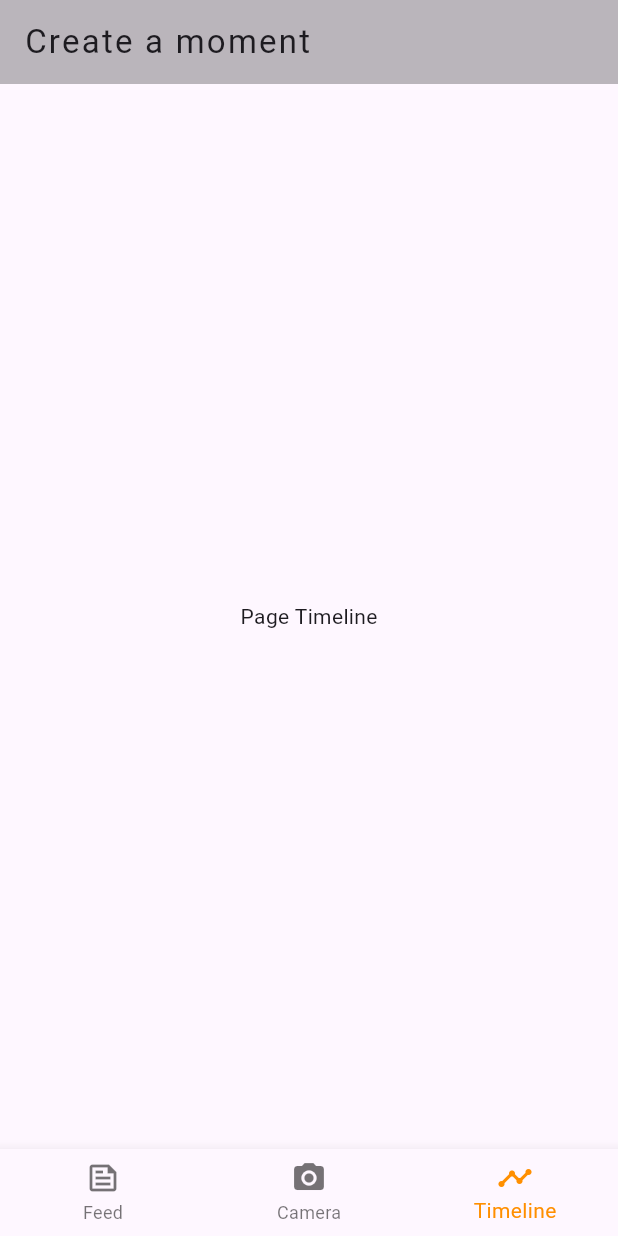
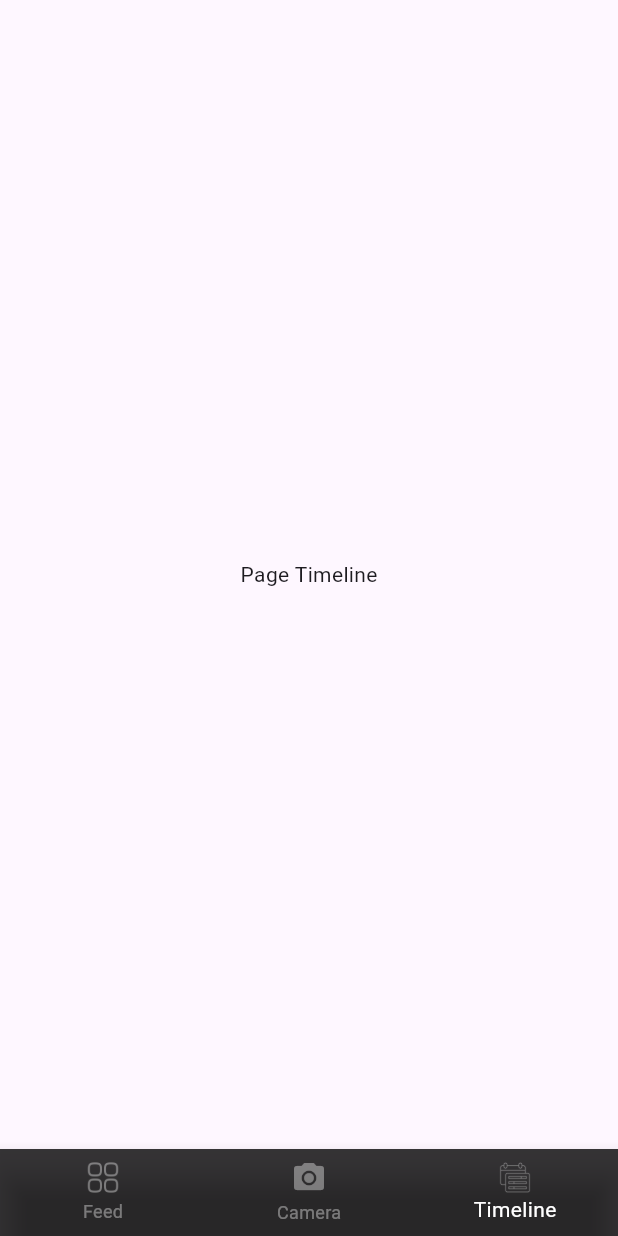
Before and after one commit to JakariaKhan-CSE/Media-Player-App, a Flutter app: the screen it shows after launch, item 3 of the bottom bar chosen, on a phone screen of 412 x 824 dp. Run offline on Flutter 3.47's test engine with Material 3 defaults, Android fonts, the phone set to English and light mode, and no system bars; our stand-ins replace audioplayers, camera, image_picker, video_player; missing offline and left inert: record.

Commit message:
redesign and also use another icon.

```diff
--- a/lib/camera_screen.dart
+++ b/lib/camera_screen.dart
@@ -16,7 +16,7 @@ class CameraScreen extends StatefulWidget {
 
 class _CameraScreenState extends State<CameraScreen> {
   // late CameraController _controller;
-  late Future<void> _initializeControllerFuture;
+  Future<void>? _initializeControllerFuture;
   bool _isRecording = false;
   int _selectedIndex = 1;
   CameraController? _cameraController;
@@ -133,7 +133,8 @@ class _CameraScreenState extends State<CameraScreen> {
 
   @override
   Widget build(BuildContext context) {
-    print('Building widget. _isRecording: $_isRecording, _recordingDuration: $_recordingDuration');
+    print(
+        'Building widget. _isRecording: $_isRecording, _recordingDuration: $_recordingDuration');
     final height = MediaQuery.of(context).size.height;
 
 // this is required if i not use futurebuilder
@@ -142,28 +143,6 @@ class _CameraScreenState extends State<CameraScreen> {
     // }
     // futurebuilder is very important otherwise get screen hold error
     return Scaffold(
-      appBar: AppBar(
-        title: Text(
-          'Create a moment',
-          style: TextStyle(letterSpacing: 1.5),
-        ),
-        backgroundColor: Color(0x44000000),
-        elevation: 0,
-        actions: [
-          if(_isRecording)
-            Padding(
-              padding: const EdgeInsets.only(right: 5),
-              child: Text(
-                '$_recordingDuration seconds',
-                style: TextStyle(
-                  fontSize: 20,
-                  color: Colors.red,
-                  fontWeight: FontWeight.bold,
-                ),
-              ),
-            ),
-        ],
-      ),
       body: _selectedIndex == 1
           ? FutureBuilder(
               future: _initializeControllerFuture,
@@ -171,26 +150,8 @@ class _CameraScreenState extends State<CameraScreen> {
                 if (snapshot.connectionState == ConnectionState.done) {
                   // return SizedBox(height: height, child: CameraPreview(_controller));
                   return Stack(
+                    alignment: Alignment.center,
                     children: [
-                      // Timer Text (Positioned at the top center)
-                      // this code not work
-                      // if (_isRecording)
-                      //   Positioned(
-                      //     top: 30, // Adjust this value to position the timer
-                      //     left: 0,
-                      //     right: 0,
-                      //     child: Center(
-                      //       child: Text(
-                      //         '$_recordingDuration seconds',
-                      //         style: TextStyle(
-                      //           fontSize: 20,
-                      //           color: Colors.red,
-                      //           fontWeight: FontWeight.bold,
-                      //         ),
-                      //       ),
-                      //     ),
-                      //   ),
-
                       SizedBox(
                           height: height,
                           child: CameraPreview(_cameraController!)),
@@ -201,7 +162,11 @@ class _CameraScreenState extends State<CameraScreen> {
                         child: Column(
                           children: [
                             IconButton(
-                              icon: Icon(Icons.mic),
+                              icon: Icon(
+                                Icons.mic,
+                                color: Colors.white,
+                                size: 30,
+                              ),
                               onPressed: () {
                                 Navigator.of(context).push(MaterialPageRoute(
                                   builder: (context) => AudioRecorderPage(),
@@ -209,13 +174,22 @@ class _CameraScreenState extends State<CameraScreen> {
                               },
                             ),
                             Row(
-                              mainAxisAlignment: MainAxisAlignment.spaceEvenly,
+                              mainAxisAlignment: MainAxisAlignment.center,
                               children: [
                                 IconButton(
-                                  icon: Icon(Icons.photo_library),
+                                  // icon: Icon(Icons.photo_library),
+                                  icon: Image.asset(
+                                    'Assets/icon/gallery.png',
+                                    color: Colors.white,
+                                    height: 25,
+                                    width: 25,
+                                  ),
                                   onPressed: () {
                                     _pickImageFromGallery(context);
                                   },
+                                ),
+                                SizedBox(
+                                  width: 15,
                                 ),
                                 GestureDetector(
                                   onTap: () {
@@ -229,7 +203,6 @@ class _CameraScreenState extends State<CameraScreen> {
                                   //   ));
                                   // },
                                   onLongPressStart: (details) async {
-
                                     try {
                                       await _initializeControllerFuture;
                                       if (!mounted) {
@@ -249,7 +222,6 @@ class _CameraScreenState extends State<CameraScreen> {
                                     } catch (e) {}
                                   },
                                   onLongPressEnd: (details) async {
-
                                     try {
                                       final video = await _cameraController!
                                           .stopVideoRecording();
@@ -280,8 +252,17 @@ class _CameraScreenState extends State<CameraScreen> {
                                     ),
                                   ),
                                 ),
+                                SizedBox(
+                                  width: 15,
+                                ),
                                 IconButton(
-                                  icon: Icon(Icons.switch_camera),
+                                  // icon: Icon(Icons.switch_camera),
+                                  icon: Image.asset(
+                                    'Assets/icon/camera exchange.png',
+                                    color: Colors.white,
+                                    height: 28,
+                                    width: 28,
+                                  ),
                                   onPressed: _switchCamera,
                                 ),
                               ],
@@ -289,6 +270,33 @@ class _CameraScreenState extends State<CameraScreen> {
                           ],
                         ),
                       ),
+                      Positioned(
+                        top: 30,
+                        left: 90,
+                        child: Text(
+                          'Capture a moment',
+                          style: TextStyle(
+                              fontSize: 22,
+                              color: Colors.white,
+                              fontWeight: FontWeight.w700),
+                        ),
+                      ),
+                      // Timer Text (Positioned at the top center)
+                      // this code not work
+                      if (_isRecording)
+                        Positioned(
+                          top: 45, // Adjust this value to position the timer
+
+                          right: 10,
+                          child: Text(
+                            '$_recordingDuration seconds',
+                            style: TextStyle(
+                              fontSize: 15,
+                              color: Colors.pink,
+                              fontWeight: FontWeight.w500,
+                            ),
+                          ),
+                        ),
                     ],
                   );
                 } else {
@@ -300,9 +308,11 @@ class _CameraScreenState extends State<CameraScreen> {
               child: Text('Page ${_selectedIndex == 0 ? 'Feed' : 'Timeline'}'),
             ),
       bottomNavigationBar: BottomNavigationBar(
-        items: const <BottomNavigationBarItem>[
+        items: <BottomNavigationBarItem>[
           BottomNavigationBarItem(
-            icon: Icon(Icons.feed_outlined),
+            // icon: Icon(Icons.feed_outlined),
+            icon: Image.asset('Assets/icon/feed.png',
+                height: 22, width: 22, color: Colors.white38),
             label: 'Feed',
           ),
           BottomNavigationBarItem(
@@ -310,12 +320,16 @@ class _CameraScreenState extends State<CameraScreen> {
             label: 'Camera',
           ),
           BottomNavigationBarItem(
-            icon: Icon(Icons.timeline),
+            // icon: Icon(Icons.view_timeline),
+            icon: Image.asset('Assets/icon/timeline.png',
+                height: 22, width: 22, color: Colors.white38),
             label: 'Timeline',
           ),
         ],
         currentIndex: _selectedIndex,
-        selectedItemColor: Colors.amber[800],
+        selectedItemColor: Colors.white,
+        unselectedItemColor: Colors.white38,
+        backgroundColor: Colors.black87.withAlpha(200),
         onTap: _onItemTapped,
       ),
     );
--- a/pubspec.yaml
+++ b/pubspec.yaml
@@ -67,8 +67,8 @@ flutter:
   uses-material-design: true
 
   # To add assets to your application, add an assets section, like this:
-  # assets:
-  #   - images/a_dot_burr.jpeg
+  assets:
+     - Assets/icon/
   #   - images/a_dot_ham.jpeg
 
   # An image asset can refer to one or more resolution-specific "variants", see
```
Also changed, not shown: Assets/icon/camera (1).png (added), Assets/icon/camera exchange.png (added), Assets/icon/feed.png (added), Assets/icon/gallery.png (added), Assets/icon/timeline.png (added).
